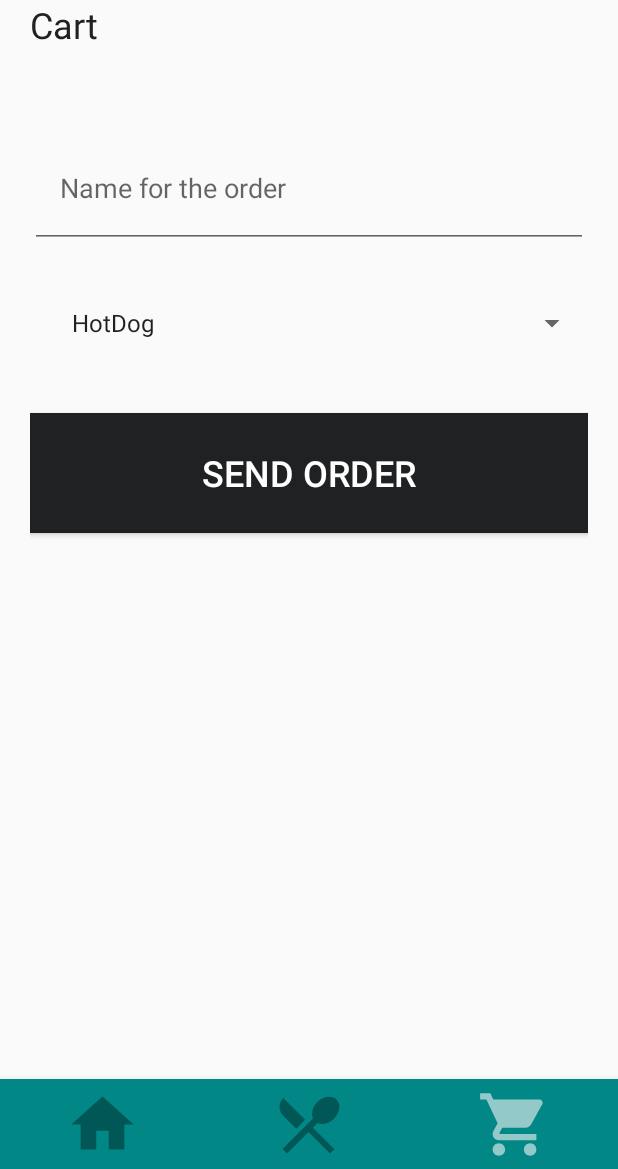
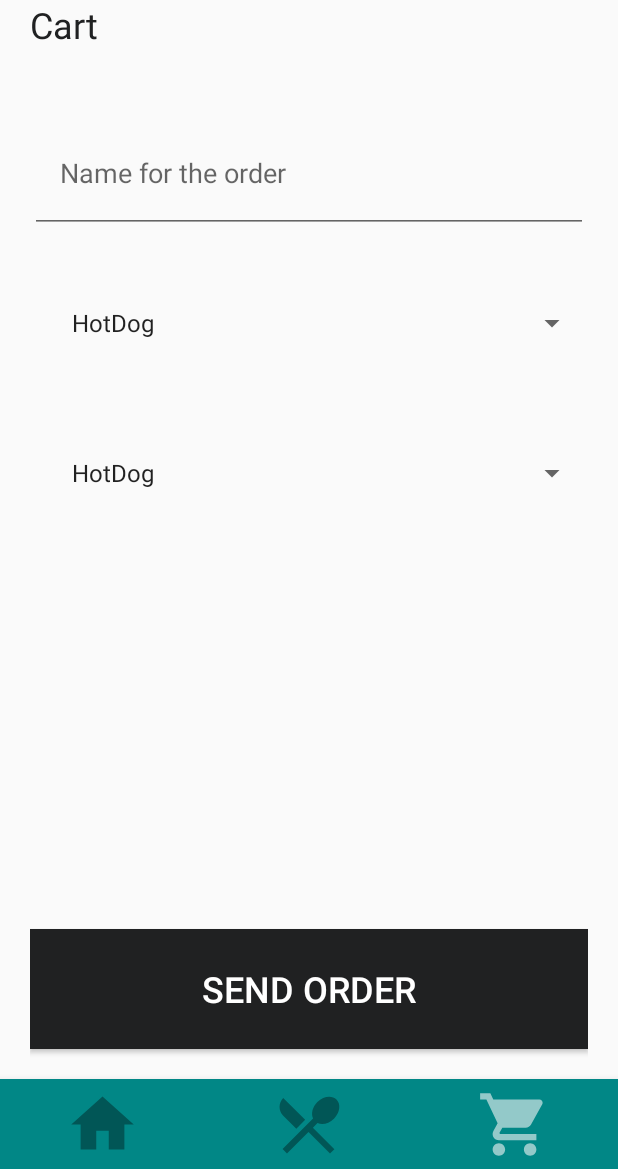
Before and after one commit to Benoit548/MI-Order, an Android app: the screen it shows after launch (MainActivity), item 3 of the bottom bar chosen, on a phone screen of 412 x 824 dp, the part 67-1236 px from its top. Run offline under Robolectric (Android 15) with nearby library versions, the light colour scheme and no system bars; our stand-ins replace Firebase (no records; nobody signed in at launch, a user with empty details on screens opened directly); pictures from the network do not load.

Commit message:
Ajout des spinners pour le panier, qu'on puisse choisir les sauces ou viande en fonction du plat qu'on veut

```diff
--- a/app/src/main/java/com/example/mi_order/fragments/CartFragments.kt
+++ b/app/src/main/java/com/example/mi_order/fragments/CartFragments.kt
@@ -4,6 +4,7 @@ import android.os.Bundle
 import android.view.LayoutInflater
 import android.view.View
 import android.view.ViewGroup
+import android.widget.AdapterView
 import android.widget.Button
 import android.widget.EditText
 import android.widget.Spinner
@@ -23,11 +24,43 @@ class CartFragment(
     ): View? {
         val view = inflater?.inflate(R.layout.fragment_cart, container, false)
 
+        //Déclaration des différents spinner pour alléger la fonction onItemSelected
+        val spinnerFood = view.findViewById<Spinner>(R.id.food_spinner)
+        val spinnerHotDog =  view.findViewById<Spinner>(R.id.hotdog_spinner)
+        val spinnerRamen = view.findViewById<Spinner>(R.id.ramen_spinner)
+        val spinnerCroque = view.findViewById<Spinner>(R.id.croque_spinner)
+        val spinnerPanini = view.findViewById<Spinner>(R.id.panini_spinner)
+        val spinnerSandwich = view.findViewById<Spinner>(R.id.sandwich_spinner)
+        //Afficher les spinners
+
+        spinnerFood.onItemSelectedListener = object : AdapterView.OnItemSelectedListener {
+            override fun onItemSelected(parent: AdapterView<*>?, view: View?, position: Int, id: Long) {
+                if (position == 0) spinnerHotDog.setVisibility(View.VISIBLE) else spinnerHotDog.setVisibility(
+                    View.GONE
+                )
+                if (position == 1) spinnerRamen.setVisibility(View.VISIBLE) else spinnerRamen.setVisibility(
+                    View.GONE
+                )
+                if (position == 2) spinnerCroque.setVisibility(View.VISIBLE) else spinnerCroque.setVisibility(
+                    View.GONE
+                )
+                if (position == 3) spinnerPanini.setVisibility(View.VISIBLE) else spinnerPanini.setVisibility(
+                    View.GONE
+                )
+                if (position == 4) spinnerSandwich.setVisibility(View.VISIBLE) else spinnerSandwich.setVisibility(
+                    View.GONE
+                )
+            }
+
+            override fun onNothingSelected(parent: AdapterView<*>?) {}
+        }
+
         //Recuperer le bouton d'ajout
         val addButton = view.findViewById<Button>(R.id.confirm_button)
         addButton.setOnClickListener { sendOrder(view)}
         return view
     }
+
 
     private fun sendOrder(view: View) {
          val userName = view.findViewById<EditText>(R.id.name_input).text.toString()
--- a/app/src/main/res/layout/fragment_cart.xml
+++ b/app/src/main/res/layout/fragment_cart.xml
@@ -1,6 +1,8 @@
 <?xml version="1.0" encoding="utf-8"?>
 
-<LinearLayout xmlns:android="http://schemas.android.com/apk/res/android"
+<androidx.constraintlayout.widget.ConstraintLayout xmlns:android="http://schemas.android.com/apk/res/android"
+    xmlns:app="http://schemas.android.com/apk/res-auto"
+    xmlns:tools="http://schemas.android.com/tools"
     android:orientation="vertical"
     android:layout_width="match_parent"
     android:layout_height="match_parent"
@@ -9,33 +11,88 @@
 
     <EditText
         android:id="@+id/name_input"
+        style="@style/DefaultTextStyle"
         android:layout_width="match_parent"
         android:layout_height="80dp"
-        android:layout_marginTop="@dimen/item_margin"
         android:hint="@string/user_name_input"
         android:padding="@dimen/default_margin"
-        style="@style/DefaultTextStyle"/>
-
+        app:layout_constraintTop_toTopOf="parent" />
 
 
     <Spinner
         android:id="@+id/food_spinner"
         android:layout_width="match_parent"
         android:layout_height="80dp"
-        android:layout_marginTop="@dimen/item_margin"
-        android:entries="@array/foor_order_input"
-        android:padding="@dimen/default_margin" />
+        android:entries="@array/food_order_input"
+        android:padding="@dimen/default_margin"
+        app:layout_constraintTop_toBottomOf="@+id/name_input"
+        android:layout_marginTop="@dimen/default_margin"
+        />
 
+    <Spinner
+        android:id="@+id/hotdog_spinner"
+        android:layout_width="match_parent"
+        android:layout_height="80dp"
+        android:entries="@array/hotdog_order_input"
+        android:padding="@dimen/default_margin"
+        android:visibility="invisible"
+        app:layout_constraintTop_toBottomOf="@+id/food_spinner"
+        android:layout_marginTop="@dimen/default_margin"
+        />
 
+    <Spinner
+        android:id="@+id/sandwich_spinner"
+        android:layout_width="match_parent"
+        android:layout_height="80dp"
+        android:entries="@array/sandwich_order_input"
+        android:padding="@dimen/default_margin"
+        android:visibility="invisible"
+        app:layout_constraintTop_toBottomOf="@+id/food_spinner"
+        android:layout_marginTop="@dimen/default_margin"
+        />
+
+    <Spinner
+        android:id="@+id/panini_spinner"
+        android:layout_width="match_parent"
+        android:layout_height="80dp"
+        android:entries="@array/panini_order_input"
+        android:padding="@dimen/default_margin"
+        android:visibility="invisible"
+        app:layout_constraintTop_toBottomOf="@+id/food_spinner"
+        android:layout_marginTop="@dimen/default_margin"
+        />
+
+    <Spinner
+        android:id="@+id/ramen_spinner"
+        android:layout_width="match_parent"
+        android:layout_height="80dp"
+        android:entries="@array/ramen_order_input"
+        android:padding="@dimen/default_margin"
+        android:visibility="invisible"
+        app:layout_constraintTop_toBottomOf="@+id/food_spinner"
+        android:layout_marginTop="@dimen/default_margin"
+        />
+
+    <Spinner
+        android:id="@+id/croque_spinner"
+        android:layout_width="match_parent"
+        android:layout_height="80dp"
+        android:entries="@array/croque_order_input"
+        android:padding="@dimen/default_margin"
+        android:visibility="invisible"
+        app:layout_constraintTop_toBottomOf="@+id/food_spinner"
+        android:layout_marginTop="@dimen/default_margin"
+        />
 
     <Button
         android:id="@+id/confirm_button"
         android:layout_width="match_parent"
         android:layout_height="80dp"
         android:background="@color/darkGray"
+        android:text="@string/send_order_confirm_button"
         android:textColor="@color/white"
-        android:text="@string/send_order_confirm_button"
         android:textSize="24dp"
-        android:layout_marginTop="@dimen/default_margin"/>
+        android:layout_marginBottom="60dp"
+        app:layout_constraintBottom_toBottomOf="parent" />
 
-</LinearLayout>
+</androidx.constraintlayout.widget.ConstraintLayout>
--- a/app/src/main/res/values/strings.xml
+++ b/app/src/main/res/values/strings.xml
@@ -17,12 +17,34 @@
     <!--Cart-->
     <string name="user_name_input">Name for the order</string>
     <string name="send_order_confirm_button">Send order</string>
-    <string-array name="foor_order_input">
+
+    <string-array name="food_order_input">
         <item>HotDog</item>
         <item>Ramen</item>
         <item>Croque-Monsieur</item>
         <item>Panini</item>
         <item>Sandwich</item>
+    </string-array>
+
+    <string-array name="ramen_order_input">
+        <item>Ramen</item>
+
+    </string-array>
+
+    <string-array name="sandwich_order_input">
+        <item>Sandwich</item>
+    </string-array>
+
+    <string-array name="panini_order_input">
+        <item>Panini</item>
+    </string-array>
+
+    <string-array name="croque_order_input">
+        <item>Croque-Monsieur</item>
+    </string-array>
+
+    <string-array name="hotdog_order_input">
+        <item>HotDog</item>
     </string-array>
 
     <!--Bottom navigation page-->
```
